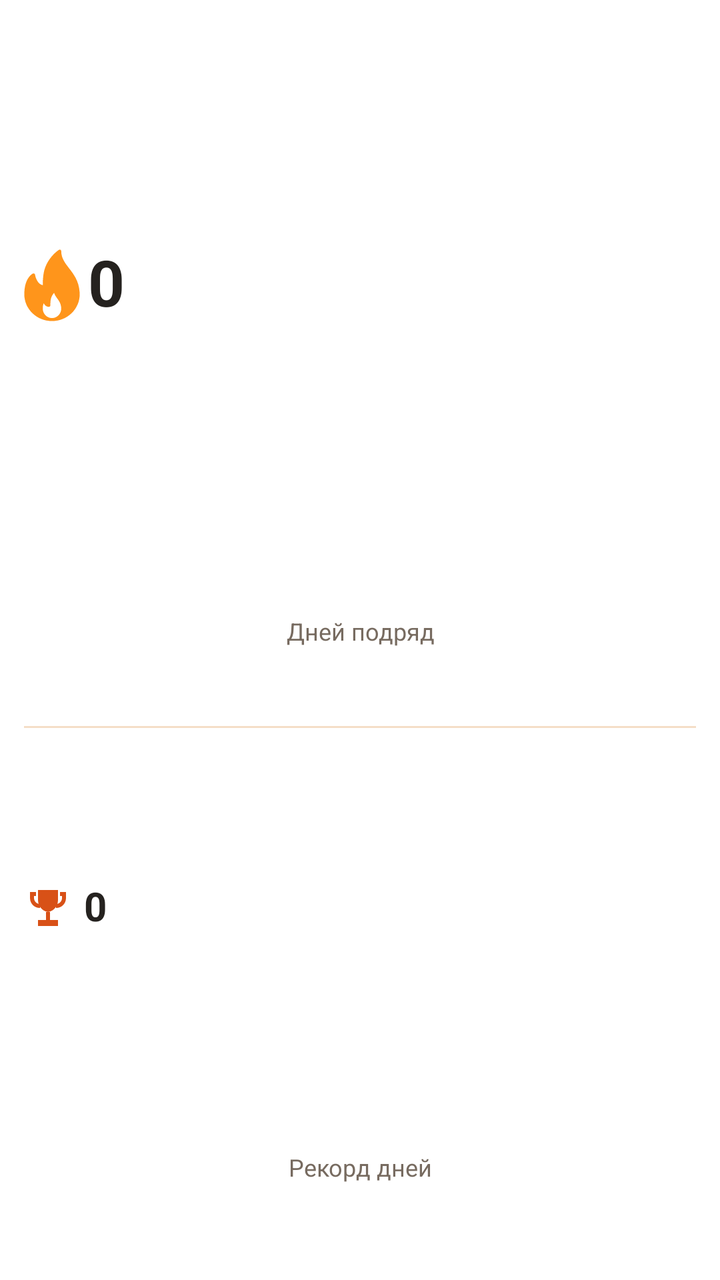
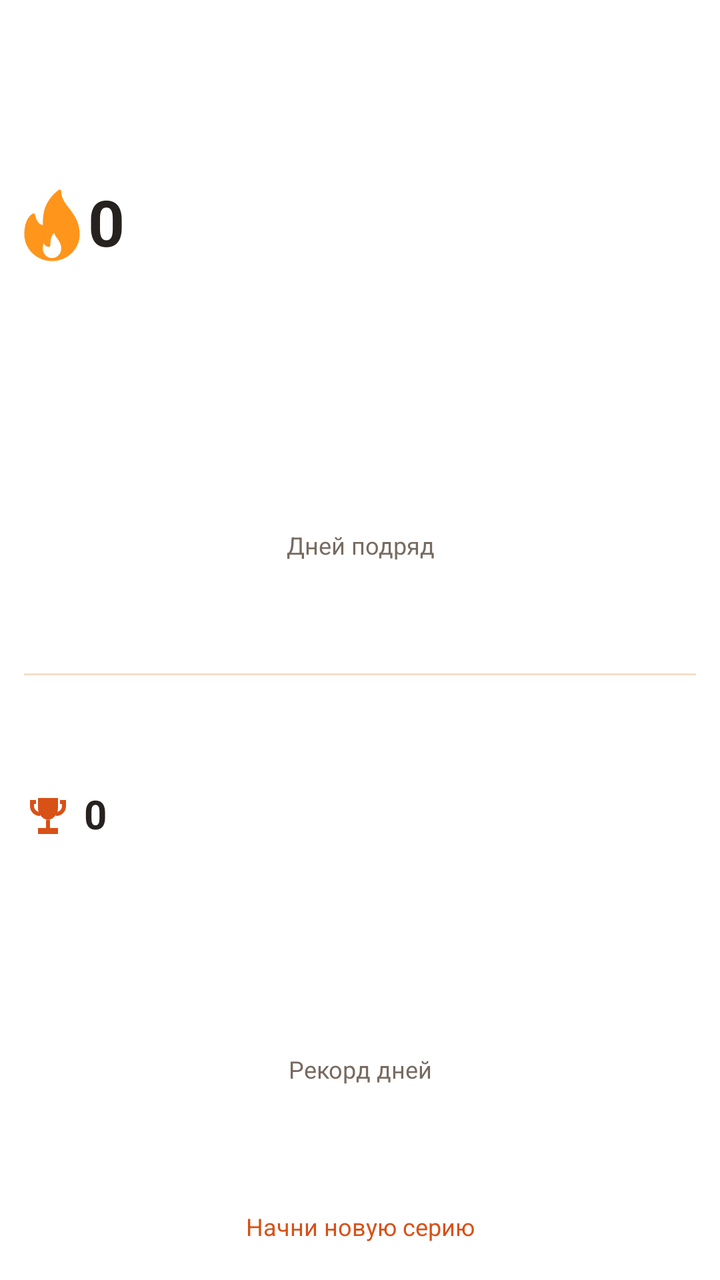

Two renders of the same Android screen: before a commit and after it. Below are the layout's source before the change and the commit's diff.
<!-- AndroidManifest.xml: fallback theme Theme.MaterialComponents.DayNight.NoActionBar -->
<!-- res/layout/streak_widget_minimal.xml -->
<?xml version="1.0" encoding="utf-8"?>
<LinearLayout
    xmlns:android="http://schemas.android.com/apk/res/android"
    android:id="@+id/streak_root"
    android:layout_width="match_parent"
    android:layout_height="match_parent"
    android:orientation="vertical"
    android:padding="12dp"
    android:background="@drawable/streak_widget_minimal_background">
    <LinearLayout
        android:layout_width="match_parent"
        android:layout_height="0dp"
        android:orientation="vertical"
        android:layout_weight="1">
        <LinearLayout
            android:layout_width="match_parent"
            android:layout_height="0dp"
            android:layout_weight="3"
            android:orientation="horizontal"
            android:gravity="center">
            <ImageView
                android:id="@+id/streak_flame"
                android:layout_width="28dp"
                android:layout_height="match_parent"
                android:src="@drawable/streak_widget_flame"
                android:scaleType="fitCenter"
                android:importantForAccessibility="no" />
            <TextView
                android:id="@+id/streak_current"
                android:layout_width="0dp"
                android:layout_height="match_parent"
                android:text="0"
                android:textSize="32sp"
                android:textColor="@color/streak_widget_text"
                android:maxLines="1"
                android:includeFontPadding="false"
                android:gravity="center_vertical"
                android:autoSizeTextType="uniform"
                android:autoSizeMinTextSize="5sp"
                android:autoSizeMaxTextSize="32sp"
                android:autoSizeStepGranularity="1sp"
                android:layout_weight="1"
                android:textStyle="bold"
                android:layout_marginStart="4dp" />
        </LinearLayout>
        <TextView
            android:id="@+id/streak_label"
            android:layout_width="match_parent"
            android:layout_height="0dp"
            android:text="@string/currentLabel"
            android:textSize="12sp"
            android:textColor="@color/streak_widget_secondary"
            android:maxLines="1"
            android:includeFontPadding="false"
            android:gravity="center"
            android:autoSizeTextType="uniform"
            android:autoSizeMinTextSize="5sp"
            android:autoSizeMaxTextSize="12sp"
            android:autoSizeStepGranularity="1sp"
            android:layout_weight="1" />
        <ImageView
            android:layout_width="match_parent"
            android:layout_height="1dp"
            android:layout_marginTop="3dp"
            android:layout_marginBottom="3dp"
            android:background="@color/streak_widget_border"
            android:importantForAccessibility="no"
            android:id="@+id/streak_divider" />
        <LinearLayout
            android:layout_width="match_parent"
            android:layout_height="0dp"
            android:layout_weight="2"
            android:orientation="horizontal"
            android:gravity="center">
            <ImageView
                android:id="@+id/streak_trophy"
                android:layout_width="24dp"
                android:layout_height="match_parent"
                android:src="@drawable/streak_widget_trophy"
                android:scaleType="fitCenter"
                android:importantForAccessibility="no" />
            <TextView
                android:id="@+id/streak_best"
                android:layout_width="0dp"
                android:layout_height="match_parent"
                android:text="0"
                android:textSize="20sp"
                android:textColor="@color/streak_widget_text"
                android:maxLines="1"
                android:includeFontPadding="false"
                android:gravity="center_vertical"
                android:autoSizeTextType="uniform"
                android:autoSizeMinTextSize="5sp"
                android:autoSizeMaxTextSize="20sp"
                android:autoSizeStepGranularity="1sp"
                android:layout_weight="1"
                android:textStyle="bold"
                android:layout_marginStart="6dp" />
        </LinearLayout>
        <TextView
            android:id="@+id/streak_best_label"
            android:layout_width="match_parent"
            android:layout_height="0dp"
            android:text="@string/bestLabel"
            android:textSize="12sp"
            android:textColor="@color/streak_widget_secondary"
            android:maxLines="1"
            android:includeFontPadding="false"
            android:gravity="center"
            android:autoSizeTextType="uniform"
            android:autoSizeMinTextSize="5sp"
            android:autoSizeMaxTextSize="12sp"
            android:autoSizeStepGranularity="1sp"
            android:layout_weight="1" />
    </LinearLayout>
    <TextView
        android:id="@+id/streak_status"
        android:layout_width="match_parent"
        android:layout_height="28dp"
        android:text="@string/startLabel"
        android:textSize="12sp"
        android:textColor="@color/streak_widget_accent"
        android:maxLines="2"
        android:includeFontPadding="false"
        android:gravity="center"
        android:autoSizeTextType="uniform"
        android:autoSizeMinTextSize="5sp"
        android:autoSizeMaxTextSize="12sp"
        android:autoSizeStepGranularity="1sp"
        android:layout_marginTop="4dp"
        android:visibility="gone" />
</LinearLayout>
<!-- resources referenced by this layout -->
<resources>
  <color name="streak_widget_accent">#D85117</color>
  <color name="streak_widget_border">#F5DEC7</color>
  <color name="streak_widget_secondary">#776B60</color>
  <color name="streak_widget_text">#25221F</color>
  <!-- drawable streak_widget_flame (drawable) -->
  <vector xmlns:android="http://schemas.android.com/apk/res/android"
      android:width="28dp" android:height="36dp"
      android:viewportWidth="388" android:viewportHeight="516">
      <group android:translateX="-62" android:translateY="2">
          <path android:fillColor="#FF951B"
              android:pathData="M446.906,299.769c-5.865-76.359-41.417-124.21-72.781-166.436C345.083,94.241,320,60.483,320,10.685 c0-4-2.24-7.656-5.792-9.489c-3.563-1.844-7.844-1.542-11.083,0.812c-47.104,33.706-86.406,90.515-100.135,144.719 c-9.531,37.737-10.792,80.161-10.969,108.18c-43.5-9.291-53.354-74.359-53.458-75.068c-0.49-3.375-2.552-6.312-5.552-7.916 c-3.031-1.583-6.594-1.698-9.667-0.177c-2.281,1.104-55.99,28.394-59.115,137.355C64.01,312.726,64,316.362,64,319.997 c0,105.857,86.135,191.987,192,191.987c0.146,0.01,0.302,0.031,0.427,0c0.042,0,0.083,0,0.135,0 C362.167,511.681,448,425.667,448,319.997C448,314.674,446.906,299.769,446.906,299.769z M256,490.652 c-35.292,0-64-30.581-64-68.172c0-1.281-0.01-2.573,0.083-4.156c0.427-15.853,3.438-26.675,6.74-33.873 c6.188,13.291,17.25,25.509,35.219,25.509c5.896,0,10.667-4.771,10.667-10.666c0-15.186,0.313-32.706,4.094-48.518 c3.365-14.02,11.406-28.936,21.594-40.893c4.531,15.52,13.365,28.081,21.99,40.341c12.344,17.54,25.104,35.675,27.344,66.6 c0.135,1.833,0.271,3.677,0.271,5.656C320,460.07,291.292,490.652,256,490.652z" />
      </group>
  </vector>
  <!-- drawable streak_widget_minimal_background (drawable) -->
  <shape xmlns:android="http://schemas.android.com/apk/res/android" android:shape="rectangle">
      <solid android:color="@color/streak_minimal_background" />
      <corners android:radius="24dp" />
  </shape>
  <!-- drawable streak_widget_trophy (drawable) -->
  <vector xmlns:android="http://schemas.android.com/apk/res/android"
      android:width="24dp" android:height="24dp"
      android:viewportWidth="24" android:viewportHeight="24">
      <path android:fillColor="@color/streak_widget_accent"
          android:pathData="M7,3H17V8C17,11.1 14.8,13.6 12,14C9.2,13.6 7,11.1 7,8ZM11,14H13V18H17V21H7V18H11ZM3,4H6V6H5V7C5,8.6 6.3,10 8,10V12C5.2,12 3,9.8 3,7ZM18,4H21V7C21,9.8 18.8,12 16,12V10C17.7,10 19,8.6 19,7V6H18Z" />
  </vector>
  <string name="bestLabel">Рекорд дней</string>
  <string name="currentLabel">Дней подряд</string>
  <string name="startLabel">Начни новую серию</string>
  <color name="streak_minimal_background">#FFFFFF</color>
</resources>

<!-- the commit's change to res/layout/streak_widget_minimal.xml (unified diff, before → after) -->
@@ -57,7 +57,7 @@
             android:autoSizeMinTextSize="5sp"
             android:autoSizeMaxTextSize="12sp"
             android:autoSizeStepGranularity="1sp"
-            android:layout_weight="1" />
+            android:layout_weight="1.8" />
         <ImageView
             android:layout_width="match_parent"
             android:layout_height="1dp"
@@ -111,7 +111,7 @@
             android:autoSizeMinTextSize="5sp"
             android:autoSizeMaxTextSize="12sp"
             android:autoSizeStepGranularity="1sp"
-            android:layout_weight="1" />
+            android:layout_weight="1.8" />
     </LinearLayout>
     <TextView
         android:id="@+id/streak_status"
@@ -127,6 +127,5 @@
         android:autoSizeMinTextSize="5sp"
         android:autoSizeMaxTextSize="12sp"
         android:autoSizeStepGranularity="1sp"
-        android:layout_marginTop="4dp"
-        android:visibility="gone" />
+        android:layout_marginTop="4dp" />
 </LinearLayout>
